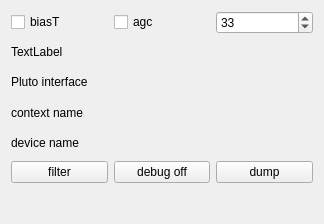
This is src/devices/forms/pluto-widget.ui in tomneda/DABstar as Qt 5 draws it before an edit. The edited form follows.
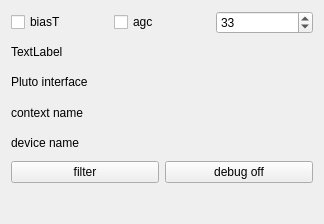
This is the edited form.

Commit message:
Remove all dump buttons from device handlers
Only the button in the config menu is left for raw dump.
A new check box selects between .uff and .sdr format.
During dumping a timer is shown on the button.

The edit to the form file:
```diff
--- a/src/devices/forms/pluto-widget.ui
+++ b/src/devices/forms/pluto-widget.ui
@@ -97,13 +97,6 @@
        </property>
       </widget>
      </item>
-     <item>
-      <widget class="QPushButton" name="dumpButton">
-       <property name="text">
-        <string>dump</string>
-       </property>
-      </widget>
-     </item>
     </layout>
    </item>
    <item>
```
The commit also changes 45 other files.
